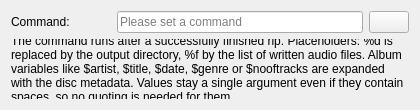
Qt form dialogs/profiledatahookwidgetUI.ui (KDE/audex) before a commit.
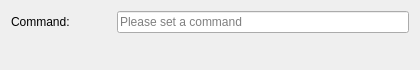
The same form after that commit. Custom widgets are drawn as their Qt base class.

Commit message: replace the scheme wizard dialogs with an inline SchemeEdit widget

Patch:
```diff
--- a/dialogs/profiledatahookwidgetUI.ui
+++ b/dialogs/profiledatahookwidgetUI.ui
@@ -11,7 +11,7 @@
     <x>0</x>
     <y>0</y>
     <width>420</width>
-    <height>110</height>
+    <height>70</height>
    </rect>
   </property>
   <layout class="QGridLayout" name="gridLayout">
@@ -29,26 +29,16 @@
     </widget>
    </item>
    <item row="0" column="1">
-    <widget class="QLineEdit" name="qlineedit_command">
+    <widget class="SchemeEdit" name="schemeedit_command">
+     <property name="kind">
+      <enum>SchemeEdit::HookCommand</enum>
+     </property>
      <property name="placeholderText">
       <string>Please set a command</string>
      </property>
     </widget>
    </item>
-   <item row="0" column="2">
-    <widget class="QPushButton" name="kpushbutton_wizard"/>
-   </item>
-   <item row="1" column="0" colspan="3">
-    <widget class="QLabel" name="label_hint">
-     <property name="wordWrap">
-      <bool>true</bool>
-     </property>
-     <property name="text">
-      <string>The command runs after a successfully finished rip. Placeholders: %d is replaced by the output directory, %f by the list of written audio files. Album variables like $artist, $title, $date, $genre or $nooftracks are expanded with the disc metadata. Values stay a single argument even if they contain spaces, so no quoting is needed for them.</string>
-     </property>
-    </widget>
-   </item>
-   <item row="2" column="1">
+   <item row="1" column="1">
     <spacer name="verticalSpacer">
      <property name="orientation">
       <enum>Qt::Vertical</enum>
@@ -63,6 +53,13 @@
    </item>
   </layout>
  </widget>
+ <customwidgets>
+  <customwidget>
+   <class>SchemeEdit</class>
+   <extends>QLineEdit</extends>
+   <header>widgets/schemeedit.h</header>
+  </customwidget>
+ </customwidgets>
  <resources/>
  <connections/>
 </ui>
```
The commit also changes 41 other files.
